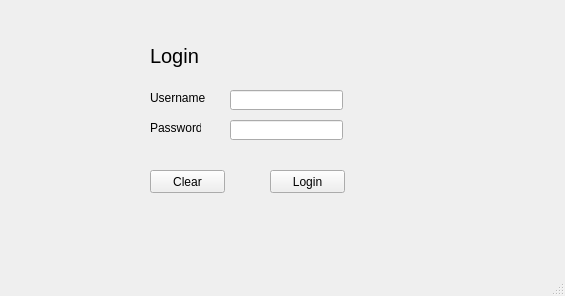
Above: mainwindow.ui from danielmulvad/CS1C-Project-2 before the change. Below: the same form after it.
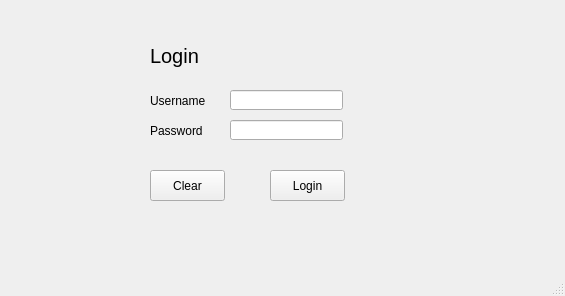
That is the form after the change.

```diff
--- a/mainwindow.ui
+++ b/mainwindow.ui
@@ -20,7 +20,7 @@
       <x>150</x>
       <y>170</y>
       <width>75</width>
-      <height>23</height>
+      <height>31</height>
      </rect>
     </property>
     <property name="text">
@@ -51,7 +51,7 @@
       <x>150</x>
       <y>90</y>
       <width>61</width>
-      <height>16</height>
+      <height>21</height>
      </rect>
     </property>
     <property name="text">
@@ -63,8 +63,8 @@
      <rect>
       <x>150</x>
       <y>120</y>
-      <width>51</width>
-      <height>16</height>
+      <width>61</width>
+      <height>21</height>
      </rect>
     </property>
     <property name="text">
@@ -100,7 +100,7 @@
       <x>270</x>
       <y>170</y>
       <width>75</width>
-      <height>23</height>
+      <height>31</height>
      </rect>
     </property>
     <property name="text">
```
Left out of the diff: 2 changed lines with no effect on the pictures.
